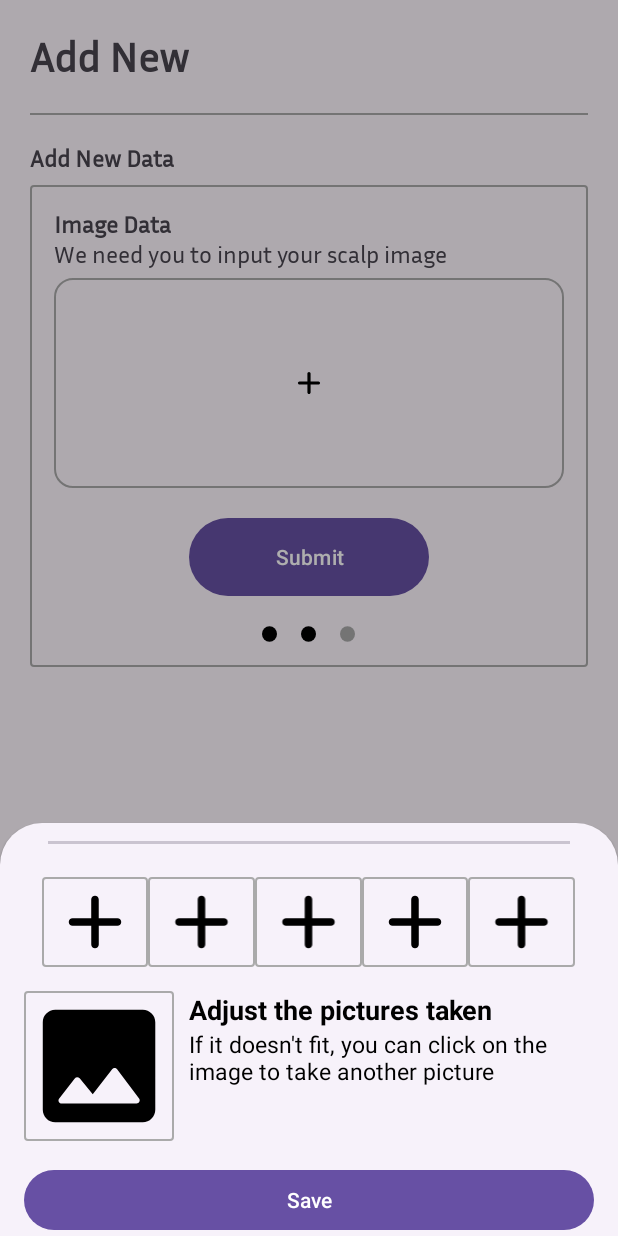
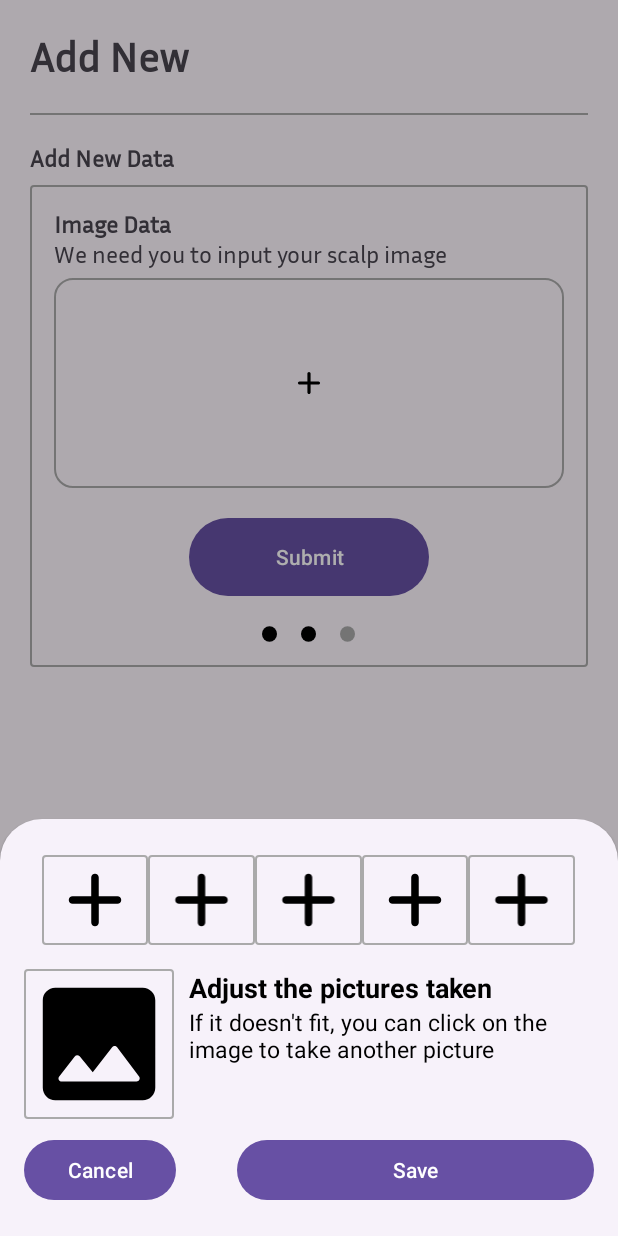
Before and after one commit to Compfest-AIdea/mobile-application, an Android app: the fragment AddFragmentThree placed in its activity, after a tap on an icon or button, on a phone screen of 412 x 824 dp. Run offline under Robolectric (Android 15) with nearby library versions, the phone set to English and light mode, and no system bars.

```diff
--- a/app/build.gradle.kts
+++ b/app/build.gradle.kts
@@ -47,4 +47,10 @@ dependencies {
     testImplementation("junit:junit:4.13.2")
     androidTestImplementation("androidx.test.ext:junit:1.1.5")
     androidTestImplementation("androidx.test.espresso:espresso-core:3.5.1")
+
+
+    val camerax = "1.2.3"
+    implementation("androidx.camera:camera-camera2:${camerax}")
+    implementation("androidx.camera:camera-lifecycle:${camerax}")
+    implementation("androidx.camera:camera-view:${camerax}")
 }
--- a/app/src/main/AndroidManifest.xml
+++ b/app/src/main/AndroidManifest.xml
@@ -2,6 +2,9 @@
 <manifest xmlns:android="http://schemas.android.com/apk/res/android"
     xmlns:tools="http://schemas.android.com/tools">
 
+    <uses-feature android:name="android.hardware.camera" />
+    <uses-permission android:name="android.permission.CAMERA" />
+    <uses-permission android:name="android.permission.WRITE_EXTERNAL_STORAGE" />
     <application
         android:allowBackup="true"
         android:dataExtractionRules="@xml/data_extraction_rules"
@@ -12,6 +15,9 @@
         android:supportsRtl="true"
         android:theme="@style/Theme.AIApplication"
         tools:targetApi="31">
+        <activity
+            android:name=".ui.activity.CameraActivity"
+            android:exported="false" />
         <activity
             android:name=".ui.activity.AddActivity"
             android:exported="false" />
--- a/app/src/main/java/com/compfest/aiapplication/Constants.kt
+++ b/app/src/main/java/com/compfest/aiapplication/Constants.kt
@@ -4,3 +4,5 @@ const val LOGIN_PREF = "LoginPreferences"
 const val LOGIN_STATUS = "isLoggedIn"
 const val EXTRA_NAME = "name"
 const val EXTRA_NICKNAME = "nickname"
+const val CAMERA_PERMISSION_REQUEST = 102
+const val WRITE_EXTERNAL_STORAGE_PERMISSION_REQUEST = 103
--- a/app/src/main/java/com/compfest/aiapplication/ui/activity/AddActivity.kt
+++ b/app/src/main/java/com/compfest/aiapplication/ui/activity/AddActivity.kt
@@ -19,4 +19,8 @@ class AddActivity : AppCompatActivity() {
             .add(binding.fragmentContainer.id, AddFragmentOne())
             .commit()
     }
+
+    companion object {
+        const val CAMERA_X_RESULT = 200
+    }
 }
--- a/app/src/main/java/com/compfest/aiapplication/ui/fragment/AddFragmentThree.kt
+++ b/app/src/main/java/com/compfest/aiapplication/ui/fragment/AddFragmentThree.kt
@@ -1,14 +1,23 @@
 package com.compfest.aiapplication.ui.fragment
 
+import android.Manifest
+import android.app.Activity
+import android.content.Intent
+import android.content.pm.PackageManager
+import android.graphics.Bitmap
 import android.os.Bundle
-import android.util.Log
+import android.provider.MediaStore
 import android.view.LayoutInflater
 import android.view.View
 import android.view.ViewGroup
+import androidx.core.app.ActivityCompat
+import androidx.core.content.ContextCompat
 import androidx.fragment.app.Fragment
+import com.compfest.aiapplication.CAMERA_PERMISSION_REQUEST
 import com.compfest.aiapplication.R
 import com.compfest.aiapplication.databinding.BottomSheetAddImagesBinding
 import com.compfest.aiapplication.databinding.FragmentAddThreeBinding
+import com.compfest.aiapplication.saveImage
 import com.google.android.material.bottomsheet.BottomSheetDialog
 
 // TODO: Rename parameter arguments, choose names that match
@@ -25,10 +34,11 @@ class AddFragmentThree : Fragment() {
     // TODO: Rename and change types of parameters
     private var _binding: FragmentAddThreeBinding? = null
     private val binding get() = _binding!!
-    private var _bottomSheetVBinding: BottomSheetAddImagesBinding? = null
-    private val bottomSheetVBinding get() = _bottomSheetVBinding!!
+    private var _bottomSheetBinding: BottomSheetAddImagesBinding? = null
+    private val bottomSheetBinding get() = _bottomSheetBinding!!
     private var param1: String? = null
     private var param2: String? = null
+    private var imgBitmap: Bitmap? = null
 
     override fun onCreate(savedInstanceState: Bundle?) {
         super.onCreate(savedInstanceState)
@@ -53,13 +63,63 @@ class AddFragmentThree : Fragment() {
         val bsAddImages = BottomSheetDialog(requireContext())
         btnShowBottomSheet.setOnClickListener {
             val bottomSheetView = layoutInflater.inflate(R.layout.bottom_sheet_add_images, null)
-            _bottomSheetVBinding = BottomSheetAddImagesBinding.bind(bottomSheetView)
+            _bottomSheetBinding = BottomSheetAddImagesBinding.bind(bottomSheetView)
+            bsAddImages.setCancelable(false)
             bsAddImages.setContentView(bottomSheetView)
             bsAddImages.show()
 
-            bottomSheetVBinding.ivBottomSheetModal.setOnClickListener {
-                Log.d("BottomSheet", "Add new images")
+            bottomSheetBinding.ivImgPreview.setOnClickListener {
+                if (ContextCompat.checkSelfPermission(requireContext(), Manifest.permission.CAMERA) == PackageManager.PERMISSION_GRANTED) {
+                    startCamera()
+                } else {
+                    ActivityCompat.requestPermissions(requireActivity(), arrayOf(Manifest.permission.CAMERA), CAMERA_PERMISSION_REQUEST)
+                }
             }
+
+            bottomSheetBinding.btnCancel.setOnClickListener {
+                bsAddImages.dismiss()
+            }
+
+            bottomSheetBinding.btnSave.setOnClickListener {
+                //
+            }
+        }
+    }
+
+    @Suppress("DEPRECATION")
+    private fun startCamera() {
+        val takePictureIntent = Intent(MediaStore.ACTION_IMAGE_CAPTURE)
+        startActivityForResult(takePictureIntent, REQUEST_IMAGE_CAPTURE)
+    }
+
+    @Deprecated("Deprecated in Java")
+    override fun onRequestPermissionsResult(
+        requestCode: Int,
+        permissions: Array<out String>,
+        grantResults: IntArray
+    ) {
+        if (requestCode == CAMERA_PERMISSION_REQUEST) {
+            if (grantResults.isNotEmpty() && grantResults[0] == PackageManager.PERMISSION_GRANTED) {
+                startCamera()
+            }
+        }
+    }
+
+    @Deprecated("Deprecated in Java")
+    @Suppress("DEPRECATION")
+    override fun onActivityResult(requestCode: Int, resultCode: Int, data: Intent?) {
+        super.onActivityResult(requestCode, resultCode, data)
+
+        if (requestCode == REQUEST_IMAGE_CAPTURE && resultCode == Activity.RESULT_OK) {
+            val imageBitmap = data?.extras?.get("data") as Bitmap
+            imgBitmap = imageBitmap
+            bottomSheetBinding.ivImgPreview.setImageBitmap(imageBitmap)
+        }
+    }
+
+    private fun setSaveBtnBehavior() {
+        bottomSheetBinding.btnSave.setOnClickListener {
+            saveImage(imgBitmap, requireContext())
         }
     }
 
@@ -82,6 +142,6 @@ class AddFragmentThree : Fragment() {
                 }
             }
 
-        const val REQUEST_IMAGE_CAPTURE = 1
+        const val REQUEST_IMAGE_CAPTURE = 101
     }
 }
--- /dev/null
+++ b/app/src/main/res/drawable/ic_capture.xml
@@ -0,0 +1,5 @@
+<vector android:height="24dp"
+    android:viewportHeight="24" android:viewportWidth="24"
+    android:width="24dp" xmlns:android="http://schemas.android.com/apk/res/android">
+    <path android:fillColor="@android:color/white" android:pathData="M9.4,10.5l4.77,-8.26C13.47,2.09 12.75,2 12,2c-2.4,0 -4.6,0.85 -6.32,2.25l3.66,6.35 0.06,-0.1zM21.54,9c-0.92,-2.92 -3.15,-5.26 -6,-6.34L11.88,9h9.66zM21.8,10h-7.49l0.29,0.5 4.76,8.25C21,16.97 22,14.61 22,12c0,-0.69 -0.07,-1.35 -0.2,-2zM8.54,12l-3.9,-6.75C3.01,7.03 2,9.39 2,12c0,0.69 0.07,1.35 0.2,2h7.49l-1.15,-2zM2.46,15c0.92,2.92 3.15,5.26 6,6.34L12.12,15L2.46,15zM13.73,15l-3.9,6.76c0.7,0.15 1.42,0.24 2.17,0.24 2.4,0 4.6,-0.85 6.32,-2.25l-3.66,-6.35 -0.93,1.6z"/>
+</vector>
--- a/app/src/main/res/layout/bottom_sheet_add_images.xml
+++ b/app/src/main/res/layout/bottom_sheet_add_images.xml
@@ -5,22 +5,11 @@
     android:layout_height="wrap_content"
     xmlns:app="http://schemas.android.com/apk/res-auto">
 
-    <com.google.android.material.divider.MaterialDivider
-        android:layout_width="match_parent"
-        android:layout_height="wrap_content"
-        app:dividerThickness="2dp"
-        app:layout_constraintTop_toTopOf="parent"
-        app:layout_constraintStart_toStartOf="parent"
-        app:layout_constraintEnd_toEndOf="parent"
-        android:layout_marginStart="32dp"
-        android:layout_marginEnd="32dp"
-        android:layout_marginTop="12dp"/>
-
     <androidx.appcompat.widget.LinearLayoutCompat
         android:id="@+id/list_photos"
         android:layout_width="0dp"
         android:layout_height="wrap_content"
-        android:layout_marginTop="36dp"
+        android:layout_marginTop="24dp"
         android:paddingStart="28dp"
         android:paddingEnd="28dp"
         android:gravity="center"
@@ -29,30 +18,35 @@
         app:layout_constraintStart_toStartOf="parent"
         app:layout_constraintTop_toTopOf="parent">
         <ImageView
+            android:id="@+id/iv_add_img_1"
             android:layout_width="0dp"
             android:layout_weight="0.2"
             android:layout_height="60dp"
             android:src="@drawable/ic_add"
             android:background="@drawable/rounded_frame_bkg"/>
         <ImageView
+            android:id="@+id/iv_add_img_2"
             android:layout_width="0dp"
             android:layout_weight="0.2"
             android:layout_height="60dp"
             android:src="@drawable/ic_add"
             android:background="@drawable/rounded_frame_bkg"/>
         <ImageView
+            android:id="@+id/iv_add_img_3"
             android:layout_width="0dp"
             android:layout_weight="0.2"
             android:layout_height="60dp"
             android:src="@drawable/ic_add"
             android:background="@drawable/rounded_frame_bkg"/>
         <ImageView
+            android:id="@+id/iv_add_img_4"
             android:layout_width="0dp"
             android:layout_weight="0.2"
             android:layout_height="60dp"
             android:src="@drawable/ic_add"
             android:background="@drawable/rounded_frame_bkg"/>
         <ImageView
+            android:id="@+id/iv_add_img_5"
             android:layout_width="0dp"
             android:layout_weight="0.2"
             android:layout_height="60dp"
@@ -70,7 +64,7 @@
         app:layout_constraintTop_toBottomOf="@id/list_photos">
 
         <ImageView
-            android:id="@+id/iv_bottom_sheet_modal"
+            android:id="@+id/iv_img_preview"
             android:layout_width="100dp"
             android:layout_height="100dp"
             android:layout_marginEnd="10dp"
@@ -83,7 +77,7 @@
             android:id="@+id/tv_title"
             android:layout_width="match_parent"
             android:layout_height="wrap_content"
-            android:layout_toEndOf="@id/iv_bottom_sheet_modal"
+            android:layout_toEndOf="@id/iv_img_preview"
             android:text="Adjust the pictures taken"
             android:textColor="@color/black"
             android:textSize="18sp"
@@ -94,30 +88,35 @@
             android:layout_width="match_parent"
             android:layout_height="wrap_content"
             android:layout_below="@id/tv_title"
-            android:layout_toEndOf="@id/iv_bottom_sheet_modal"
+            android:layout_toEndOf="@id/iv_img_preview"
             android:text="If it doesn't fit, you can click on the image to take another picture"
             android:textColor="@color/black"
             android:textSize="15sp" />
 
-        <!--TextView
-            android:id="@+id/tv_desc"
+        <androidx.appcompat.widget.LinearLayoutCompat
             android:layout_width="match_parent"
             android:layout_height="wrap_content"
-            android:layout_below="@id/tv_message"
-            android:layout_marginTop="10dp"
-            android:layout_toEndOf="@id/iv_bottom_sheet_modal"
-            android:text=" "
-            android:textColor="@color/black"
-            android:textSize="12sp" /-->
+            android:layout_marginBottom="20dp"
+            android:orientation="horizontal"
+            android:layout_below="@id/iv_img_preview">
 
-        <Button
-            android:id="@+id/btn_save"
-            android:layout_width="match_parent"
-            android:layout_height="wrap_content"
-            android:layout_below="@id/iv_bottom_sheet_modal"
-            android:layout_marginTop="5dp"
-            android:text="Save"
-            android:textAllCaps="false" />
+            <Button
+                android:id="@+id/btn_cancel"
+                android:layout_width="0dp"
+                android:layout_weight="0.3"
+                android:layout_marginEnd="25dp"
+                android:layout_height="wrap_content"
+                android:text="Cancel" />
+
+            <Button
+                android:id="@+id/btn_save"
+                android:layout_width="0dp"
+                android:layout_height="wrap_content"
+                android:layout_weight="0.7"
+                android:layout_marginStart="15dp"
+                android:text="Save"
+                android:textAllCaps="false" />
+        </androidx.appcompat.widget.LinearLayoutCompat>
 
     </RelativeLayout>
 </androidx.constraintlayout.widget.ConstraintLayout>
```
Also changed, not shown: app/src/main/java/com/compfest/aiapplication/Utils.kt (+42 -0 lines), app/src/main/java/com/compfest/aiapplication/ui/activity/CameraActivity.kt (added, +108 -0 lines), app/src/main/res/drawable/ic_switch_camera.xml (added, +7 -0 lines), app/src/main/res/layout/activity_camera.xml (added, +33 -0 lines), app/src/main/res/layout/activity_splash.xml (+5 -4 lines), app/src/main/res/layout/fragment_add_two.xml (+14 -1 lines), app/src/main/res/drawable/logo_scalpsense_transparent.png (added).
